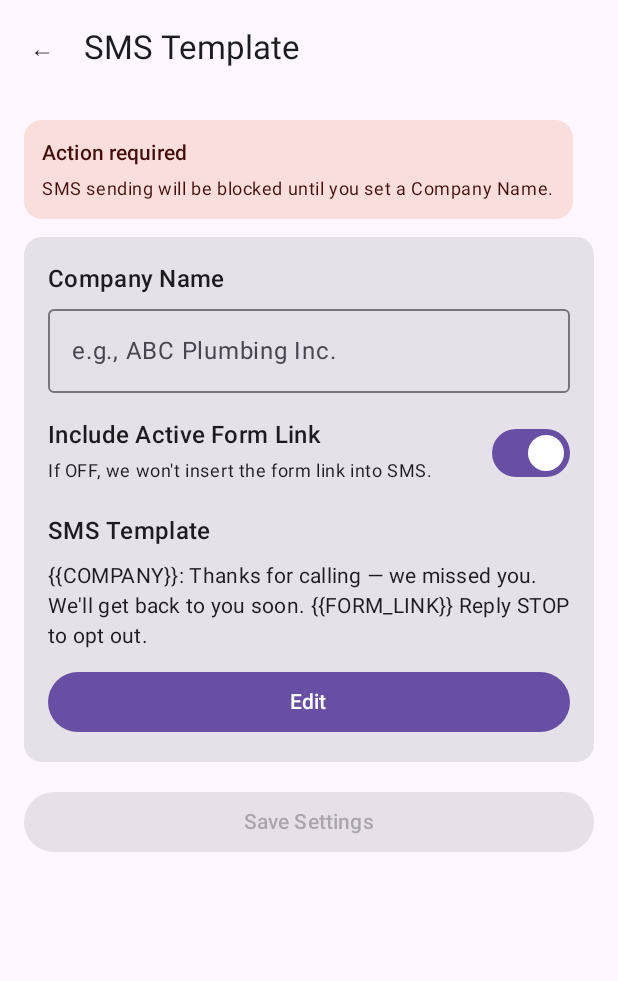
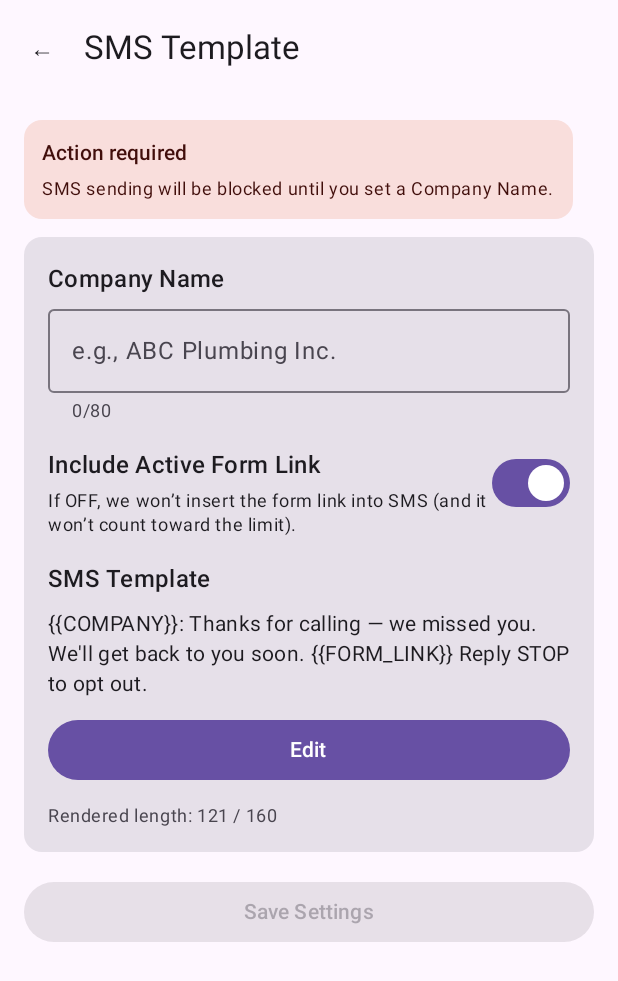
Before and after one commit to keneoneth/MissedCallPro, an Android app built with Jetpack Compose: the TemplateScreen screen opened through its navigation route, on a phone screen of 412 x 824 dp. Shown: the top 981 px of the screen. Run offline under Robolectric (Android 15) with nearby library versions, the phone set to English and light mode, and no system bars; our stand-ins replace Firebase (no records; nobody signed in at launch, a user with empty details on screens opened directly).

Commit message:
Support sms limit control

```diff
--- /dev/null
+++ b/app/src/main/java/com/example/missedcallpro/config/SmsLimits.kt
@@ -0,0 +1,5 @@
+object SmsLimits {
+    const val SMS_TOTAL_CHARS = 160
+    const val FORM_LINK_RESERVED_CHARS = 32
+    const val COMPANY_NAME_MAX_CHARS = 80
+}
--- a/app/src/main/java/com/example/missedcallpro/screens/TemplateScreen.kt
+++ b/app/src/main/java/com/example/missedcallpro/screens/TemplateScreen.kt
@@ -1,6 +1,7 @@
 package com.example.missedcallpro.screens
 
 import android.util.Log
+import android.widget.Toast
 import androidx.compose.foundation.layout.*
 import androidx.compose.material3.*
 import androidx.compose.runtime.*
@@ -12,16 +13,42 @@ import com.example.missedcallpro.data.AppState
 import com.example.missedcallpro.data.SmsSettingsDto
 import com.example.missedcallpro.ui.ScreenScaffold
 import kotlinx.coroutines.launch
+import retrofit2.HttpException
 
 private const val PH_COMPANY = "{{COMPANY}}"
 private const val PH_FORM_LINK = "{{FORM_LINK}}"
 
-private fun removeFormLinkToken(s: String): String {
-    // Remove token and clean extra spaces
-    return s.replace(PH_FORM_LINK, "")
-        .replace("  ", " ")
-        .replace("  ", " ")
-        .trim()
+// NOTE: We keep the token in the template always.
+// When includeLink is OFF, we exclude its contribution from the character count.
+// We do NOT remove it from the stored template, so free users can re-enable later.
+
+fun computeRenderedSmsLength(
+    template: String,
+    companyName: String,
+    includeLink: Boolean
+): Int {
+    var s = template
+
+    // Replace company token with actual company name
+    s = s.replace(PH_COMPANY, companyName.trim())
+
+    // Link token contribution:
+    // - If ON: count as reserved fixed length
+    // - If OFF: count as 0 chars but keep token in template (so we replace with "")
+    s = if (includeLink) {
+        s.replace(PH_FORM_LINK, "x".repeat(SmsLimits.FORM_LINK_RESERVED_CHARS))
+    } else {
+        s.replace(PH_FORM_LINK, "")
+    }
+
+    // Normalize whitespace similarly to backend
+    s = s.replace(Regex("\\s+"), " ").trim()
+
+    return s.length
+}
+
+fun smsMaxAllowedChars(includeLink: Boolean): Int {
+    return SmsLimits.SMS_TOTAL_CHARS
 }
 
 @Composable
@@ -32,7 +59,8 @@ fun TemplateScreen(
     onUpgrade: () -> Unit,
     saveSmsSettings: (company: String, template: String, includeLink: Boolean) -> Unit
 ) {
-    val app = LocalContext.current.applicationContext as App
+    val ctx = LocalContext.current
+    val app = ctx.applicationContext as App
     val api = app.container.api
     val isPaid = state.plan.can_edit_templates
 
@@ -43,16 +71,31 @@ fun TemplateScreen(
     var includeLink by remember(state.includeFormLinkInSms) { mutableStateOf(state.includeFormLinkInSms) }
     var editingTemplate by remember(state.smsTemplate) { mutableStateOf(state.smsTemplate) }
 
-    val isChanged = companyName.trim() != state.companyName ||
+    val companyTrimmed = companyName.trim()
+    val companyMissing = companyTrimmed.isBlank()
+
+    // Company length limit
+    val companyMax = SmsLimits.COMPANY_NAME_MAX_CHARS
+    val companyTooLong = companyTrimmed.length > companyMax
+
+    // Warnings about the link token presence (template stays unchanged)
+    val tokenPresent = editingTemplate.contains(PH_FORM_LINK)
+    val needsRemovedFormLinkWarning = !includeLink && tokenPresent
+    val needsAddFormLinkWarning = includeLink && !tokenPresent
+
+    // Rendered-length enforcement (company + optional reserved link counted)
+    val renderedLen = remember(companyTrimmed, includeLink, editingTemplate) {
+        computeRenderedSmsLength(editingTemplate, companyTrimmed, includeLink)
+    }
+    val maxLen = SmsLimits.SMS_TOTAL_CHARS
+    val overLimit = renderedLen > maxLen
+
+    val isChanged = companyTrimmed != state.companyName ||
             includeLink != state.includeFormLinkInSms ||
             editingTemplate != state.smsTemplate
 
-    // Warnings
-    val companyMissing = companyName.trim().isBlank()
-    val needsRemovedFormLinkWarning = !includeLink && editingTemplate.contains(PH_FORM_LINK)
-
-    // If user disables link: remove token automatically
     fun onToggleIncludeLink(newValue: Boolean) {
+        // Do NOT edit the template. Only switch the flag.
         includeLink = newValue
     }
 
@@ -79,13 +122,28 @@ fun TemplateScreen(
                 Column(Modifier.padding(16.dp)) {
                     Text("Company Name", style = MaterialTheme.typography.titleMedium)
                     Spacer(Modifier.height(8.dp))
+
                     OutlinedTextField(
                         value = companyName,
-                        onValueChange = { companyName = it },
+                        onValueChange = { newValue ->
+                            // Hard cap at 80 chars (keeps app + backend consistent)
+                            companyName = if (newValue.length <= companyMax) newValue else newValue.take(companyMax)
+                        },
                         modifier = Modifier.fillMaxWidth(),
                         singleLine = true,
+                        isError = companyTooLong,
+                        supportingText = { Text("${companyTrimmed.length}/$companyMax") },
                         placeholder = { Text("e.g., ABC Plumbing Inc.") }
                     )
+
+                    if (companyTooLong) {
+                        Spacer(Modifier.height(6.dp))
+                        Text(
+                            "Company Name must be at most $companyMax characters.",
+                            color = MaterialTheme.colorScheme.error,
+                            style = MaterialTheme.typography.bodySmall
+                        )
+                    }
 
                     Spacer(Modifier.height(16.dp))
 
@@ -97,7 +155,7 @@ fun TemplateScreen(
                             Text("Include Active Form Link", style = MaterialTheme.typography.titleMedium)
                             Spacer(Modifier.height(4.dp))
                             Text(
-                                "If OFF, we won't insert the form link into SMS.",
+                                "If OFF, we won’t insert the form link into SMS (and it won’t count toward the limit).",
                                 style = MaterialTheme.typography.bodySmall
                             )
                         }
@@ -110,7 +168,16 @@ fun TemplateScreen(
                     if (needsRemovedFormLinkWarning) {
                         Spacer(Modifier.height(10.dp))
                         Text(
-                            "Form link is disabled, but your SMS template does not include $PH_FORM_LINK. It will be automatically removed when sms is sent.",
+                            "Form link is disabled, but your SMS template contains $PH_FORM_LINK. The token will be ignored (not inserted) when sending.",
+                            color = MaterialTheme.colorScheme.error,
+                            style = MaterialTheme.typography.bodySmall
+                        )
+                    }
+
+                    if (needsAddFormLinkWarning) {
+                        Spacer(Modifier.height(10.dp))
+                        Text(
+                            "Form link is enabled, but your template does not include $PH_FORM_LINK. Add it if you want the link to appear.",
                             color = MaterialTheme.colorScheme.error,
                             style = MaterialTheme.typography.bodySmall
                         )
@@ -126,6 +193,20 @@ fun TemplateScreen(
                         onClick = { showEditor = true },
                         modifier = Modifier.fillMaxWidth()
                     ) { Text("Edit") }
+
+                    Spacer(Modifier.height(12.dp))
+                    Text(
+                        text = "Rendered length: $renderedLen / $maxLen",
+                        style = MaterialTheme.typography.bodySmall,
+                        color = if (overLimit) MaterialTheme.colorScheme.error else MaterialTheme.colorScheme.onSurfaceVariant
+                    )
+                    if (overLimit) {
+                        Text(
+                            text = "Too long. Shorten the SMS (company + optional link budget are included).",
+                            style = MaterialTheme.typography.bodySmall,
+                            color = MaterialTheme.colorScheme.error
+                        )
+                    }
                 }
             }
 
@@ -135,23 +216,31 @@ fun TemplateScreen(
             Button(
                 onClick = {
                     scope.launch {
+                        try {
                             val templateToSave = if (isPaid) editingTemplate else state.smsTemplate
+
                             val resp = api.putSmsSettings(
                                 SmsSettingsDto(
-                                company_name = companyName.trim(),
+                                    company_name = companyTrimmed,
                                     sms_template = templateToSave,
                                     include_form_link = includeLink
                                 )
                             )
+
                             saveSmsSettings(resp.company_name, resp.sms_template, resp.include_form_link)
                             showEditor = false
-                        Log.d("show local:",companyName.trim()+"|"+templateToSave+"|"+includeLink)
-                        Log.d("show diff:",resp.company_name+"|"+resp.sms_template+"|"+resp.include_form_link)
-                        Log.d("show state:",state.companyName+"|"+state.smsTemplate+"|"+state.includeFormLinkInSms)
 
+                        } catch (e: HttpException) {
+                            Toast.makeText(ctx, "Save rejected.", Toast.LENGTH_SHORT).show()
+                            Log.e("TemplateScreen", "HTTP ${e.code()}", e)
+                        } catch (e: Exception) {
+                            Toast.makeText(ctx, "Save failed.", Toast.LENGTH_SHORT).show()
+                            Log.e("TemplateScreen", "Save failed", e)
+                        }
                     }
                 },
-                enabled = isChanged,
+                // Save blocked if over SMS limit or company name too long
+                enabled = isChanged && !overLimit && !companyTooLong,
                 modifier = Modifier.fillMaxWidth()
             ) {
                 Text("Save Settings")
@@ -200,7 +289,10 @@ fun TemplateScreen(
                         AssistChip(
                             onClick = {
                                 if (isPaid) {
+                                    // Avoid duplicates
+                                    if (!editingTemplate.contains(PH_FORM_LINK)) {
                                         editingTemplate += " $PH_FORM_LINK"
+                                    }
                                 }
                             },
                             label = { Text("Insert Form Link") }
```
Lines whose indentation alone changed are shown as unchanged.
